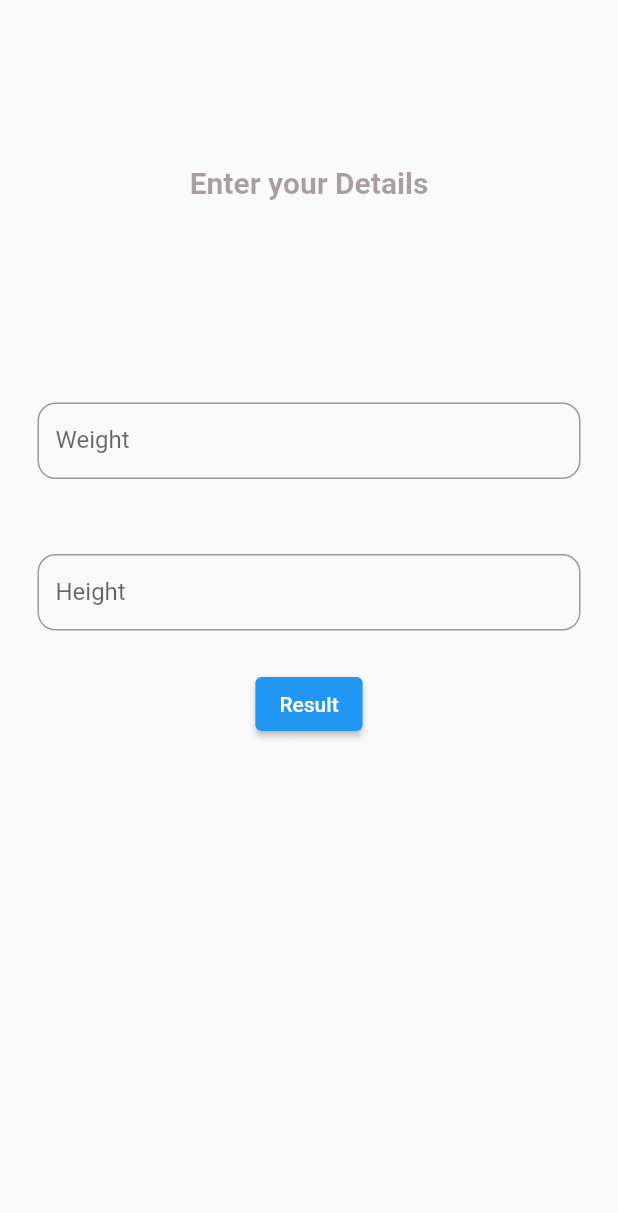
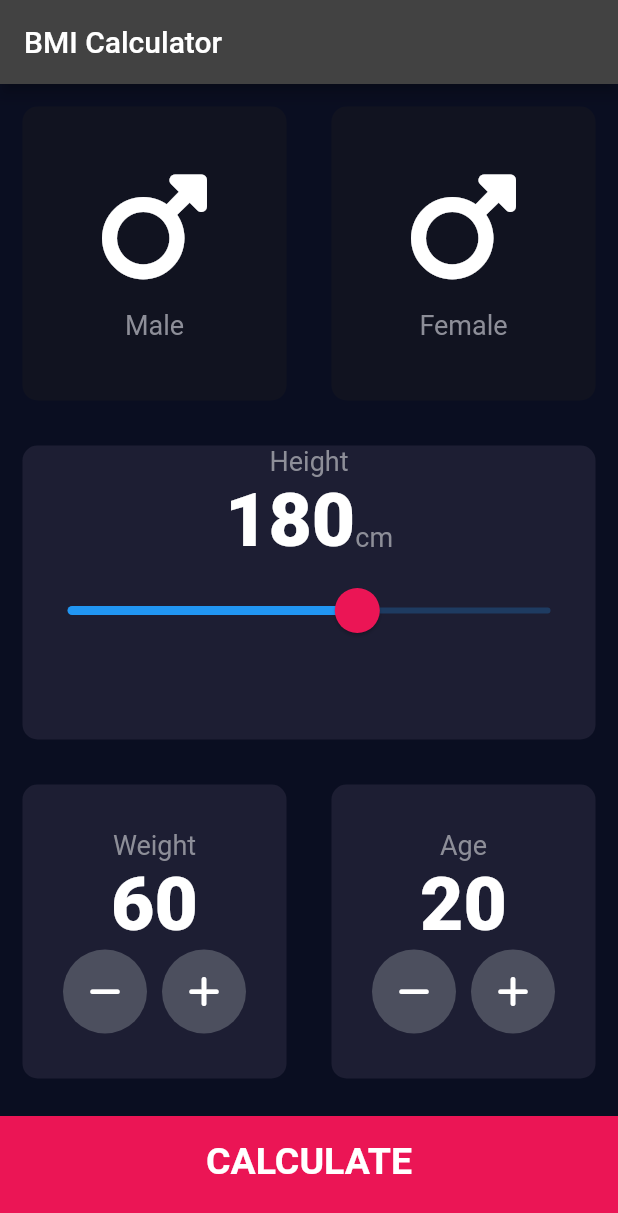
Before and after one commit to eyob31/BMI, a Flutter app: the screen it shows after launch, on a phone screen of 412 x 824 dp. Shown: the top 1213 px of the screen. Run offline on Flutter 3.47's test engine with Material 2 defaults, Android fonts, the phone set to English and light mode, and no system bars; our stand-ins replace font_awesome_flutter.

Commit message:
BMI Calculator

```diff
--- /dev/null
+++ b/lib/components/bottom_button.dart
@@ -0,0 +1,30 @@
+import 'package:bmi_calculator/constants.dart';
+import 'package:flutter/material.dart';
+
+class BottomButton extends StatelessWidget {
+  const BottomButton(
+      {super.key, required this.onClick, required this.buttonTitle});
+
+  final Function() onClick;
+  final String buttonTitle;
+
+  @override
+  Widget build(BuildContext context) {
+    return GestureDetector(
+      onTap: onClick,
+      child: Container(
+        color: kBottomContainerColor,
+        margin: const EdgeInsets.only(top: 10.0),
+        padding: const EdgeInsets.only(bottom: 20.0),
+        width: double.infinity,
+        height: kBottomContainerHeight,
+        child: Center(
+          child: Text(
+            buttonTitle,
+            style: kLargeButtonTextStyle,
+          ),
+        ),
+      ),
+    );
+  }
+}
--- /dev/null
+++ b/lib/components/icon_content.dart
@@ -0,0 +1,24 @@
+import 'package:bmi_calculator/constants.dart';
+import 'package:flutter/material.dart';
+
+class IconContent extends StatelessWidget {
+  const IconContent({super.key, required this.icon, required this.label});
+
+  final IconData icon;
+  final String label;
+
+  @override
+  Widget build(BuildContext context) {
+    return Column(
+      mainAxisAlignment: MainAxisAlignment.center,
+      children: <Widget>[
+        Icon(
+          icon,
+          size: 80.0,
+        ),
+        const SizedBox(height: 15.0),
+        Text(label, style: kLabelTextStyle),
+      ],
+    );
+  }
+}
--- /dev/null
+++ b/lib/components/reusable_card.dart
@@ -0,0 +1,26 @@
+import 'package:flutter/material.dart';
+
+class ReusableCard extends StatelessWidget {
+  const ReusableCard(
+      {super.key,
+      required this.color,
+      required this.cardChild,
+      required this.onPressed});
+  final Color color;
+  final Widget cardChild;
+  final Function() onPressed;
+  @override
+  Widget build(BuildContext context) {
+    return GestureDetector(
+      onTap: onPressed,
+      child: Container(
+        margin: const EdgeInsets.all(15.0),
+        decoration: BoxDecoration(
+          color: color,
+          borderRadius: BorderRadius.circular(10.0),
+        ),
+        child: cardChild,
+      ),
+    );
+  }
+}
--- /dev/null
+++ b/lib/components/round_icon_button.dart
@@ -0,0 +1,23 @@
+import 'package:flutter/material.dart';
+
+class RoundIconButton extends StatelessWidget {
+  const RoundIconButton(
+      {super.key, required this.icon, required this.onPressed});
+
+  final IconData icon;
+  final Function() onPressed;
+  @override
+  Widget build(BuildContext context) {
+    return RawMaterialButton(
+      elevation: 0.0,
+      onPressed: onPressed,
+      constraints: const BoxConstraints.tightFor(
+        width: 56.0,
+        height: 56.0,
+      ),
+      shape: const CircleBorder(),
+      fillColor: const Color(0xFF4C4F5E),
+      child: Icon(icon),
+    );
+  }
+}
--- /dev/null
+++ b/lib/constants.dart
@@ -0,0 +1,32 @@
+import 'package:flutter/material.dart';
+
+const kBottomContainerHeight = 80.0;
+
+const kActiveCardColor = Color(0xFF1D1E33);
+const kInactiveCardColor = Color(0xFF111320);
+const kBottomContainerColor = Color(0xFFEB1555);
+
+const kLabelTextStyle = TextStyle(
+  fontSize: 18.0,
+  color: Color(0xFF8D8E98),
+);
+
+const kNumberTextStyle = TextStyle(
+  fontSize: 50.0,
+  fontWeight: FontWeight.w900,
+);
+
+const kLargeButtonTextStyle =
+    TextStyle(fontSize: 25.0, fontWeight: FontWeight.bold);
+
+const kTitleTextStyle = TextStyle(
+  fontSize: 50.0,
+  fontWeight: FontWeight.bold,
+);
+
+const kResultTextStyle = TextStyle(
+    fontSize: 22.0, color: Color(0xFF24D876), fontWeight: FontWeight.bold);
+
+const kBMITextStyle = TextStyle(fontSize: 100.0, fontWeight: FontWeight.bold);
+
+const kBodyTextStyle = TextStyle(fontSize: 22.0);
--- a/lib/main.dart
+++ b/lib/main.dart
@@ -1,4 +1,4 @@
-import 'package:bmi_calculator/screens/splashPages/splash_screen.dart';
+import 'package:bmi_calculator/screens/calculator_screen.dart';
 import 'package:flutter/material.dart';
 
 void main() {
@@ -12,11 +12,13 @@ class MyApp extends StatelessWidget {
   @override
   Widget build(BuildContext context) {
     return MaterialApp(
-        debugShowCheckedModeBanner: false,
-        title: 'BMI Calculator',
-        theme: ThemeData(
-          primarySwatch: Colors.blue,
-        ),
-        home: const SplashScreen());
+      debugShowCheckedModeBanner: false,
+      title: 'BMI Calculator',
+      theme: ThemeData.dark().copyWith(
+        primaryColor: const Color(0xFF0A0E21),
+        scaffoldBackgroundColor: const Color(0xFF0A0E21),
+      ),
+      home: const CalculatorScreen(),
+    );
   }
 }
--- /dev/null
+++ b/lib/screens/calculator_screen.dart
@@ -0,0 +1,218 @@
+import 'package:bmi_calculator/components/bottom_button.dart';
+import 'package:bmi_calculator/components/icon_content.dart';
+import 'package:bmi_calculator/components/reusable_card.dart';
+import 'package:bmi_calculator/components/round_icon_button.dart';
+import 'package:bmi_calculator/constants.dart';
+import 'package:bmi_calculator/screens/result_screen.dart';
+import 'package:font_awesome_flutter/font_awesome_flutter.dart';
+import 'package:flutter/material.dart';
+
+import '../utils/calculate_bmi.dart';
+
+enum Gender {
+  male,
+  female,
+}
+
+class CalculatorScreen extends StatefulWidget {
+  const CalculatorScreen({super.key});
+
+  @override
+  State<CalculatorScreen> createState() => _CalculatorScreenState();
+}
+
+class _CalculatorScreenState extends State<CalculatorScreen> {
+  Gender? selectedGender;
+  int height = 180;
+  int weight = 60;
+  int age = 20;
+
+  @override
+  Widget build(BuildContext context) {
+    return Scaffold(
+      appBar: AppBar(
+        title: const Text('BMI Calculator'),
+      ),
+      body: Column(
+        mainAxisAlignment: MainAxisAlignment.end,
+        children: <Widget>[
+          //  Male and Female Container Buttons
+          Expanded(
+              child: Row(
+            children: [
+              // For the Male Container Button
+              Expanded(
+                child: ReusableCard(
+                  onPressed: () {
+                    setState(() {
+                      selectedGender = Gender.male;
+                    });
+                  },
+                  color: selectedGender == Gender.male
+                      ? kActiveCardColor
+                      : kInactiveCardColor,
+                  cardChild: const IconContent(
+                      icon: FontAwesomeIcons.mars, label: 'Male'),
+                ),
+              ),
+              // For the Female Container Button
+              Expanded(
+                child: ReusableCard(
+                  onPressed: () {
+                    setState(() {
+                      selectedGender = Gender.female;
+                    });
+                  },
+                  color: selectedGender == Gender.female
+                      ? kActiveCardColor
+                      : kInactiveCardColor,
+                  cardChild: const IconContent(
+                      icon: FontAwesomeIcons.mars, label: 'Female'),
+                ),
+              ),
+            ],
+          )),
+
+          // The Slider for the Height
+          Expanded(
+            child: ReusableCard(
+              color: kActiveCardColor,
+              cardChild: Column(
+                children: [
+                  const Text('Height', style: kLabelTextStyle),
+                  Row(
+                    mainAxisAlignment: MainAxisAlignment.center,
+                    crossAxisAlignment: CrossAxisAlignment.baseline,
+                    textBaseline: TextBaseline.alphabetic,
+                    children: [
+                      Text(
+                        height.toString(),
+                        style: kNumberTextStyle,
+                      ),
+                      const Text(
+                        'cm',
+                        style: kLabelTextStyle,
+                      )
+                    ],
+                  ),
+                  // Slider
+                  SliderTheme(
+                      data: SliderTheme.of(context).copyWith(
+                        inactiveTickMarkColor: const Color(0xFF8D8E98),
+                        activeTickMarkColor: Colors.white,
+                        thumbColor: const Color(0xFFEB1555),
+                        overlayColor: const Color(0x29EB1555),
+                        thumbShape: const RoundSliderThumbShape(
+                            enabledThumbRadius: 15.0),
+                        overlayShape:
+                            const RoundSliderOverlayShape(overlayRadius: 30.0),
+                      ),
+                      child: Slider(
+                        value: height.toDouble(),
+                        min: 120.0,
+                        max: 220.0,
+                        onChanged: (double newValue) {
+                          height = newValue.round();
+                        },
+                      ))
+                ],
+              ),
+              onPressed: () {},
+            ),
+          ),
+
+          // Weight and Age Container Buttons
+          Expanded(
+              child: Row(children: [
+            //  the Weight container button
+            Expanded(
+                child: ReusableCard(
+              color: kActiveCardColor,
+              cardChild: Column(
+                  mainAxisAlignment: MainAxisAlignment.center,
+                  children: [
+                    const Text('Weight', style: kLabelTextStyle),
+                    Text(
+                      weight.toString(),
+                      style: kNumberTextStyle,
+                    ),
+                    Row(mainAxisAlignment: MainAxisAlignment.center, children: [
+                      // Minus Button
+                      RoundIconButton(
+                          icon: FontAwesomeIcons.minus,
+                          onPressed: () {
+                            setState(() {
+                              weight--;
+                            });
+                          }),
+                      const SizedBox(width: 10.0),
+                      // Plus button
+                      RoundIconButton(
+                          icon: FontAwesomeIcons.plus,
+                          onPressed: () {
+                            setState(() {
+                              weight++;
+                            });
+                          }),
+                    ]),
+                  ]),
+              onPressed: () {},
+            )),
+
+            //   Age Container Button
+
+            Expanded(
+                child: ReusableCard(
+              color: kActiveCardColor,
+              cardChild: Column(
+                  mainAxisAlignment: MainAxisAlignment.center,
+                  children: [
+                    const Text('Age', style: kLabelTextStyle),
+                    Text(
+                      age.toString(),
+                      style: kNumberTextStyle,
+                    ),
+                    Row(mainAxisAlignment: MainAxisAlignment.center, children: [
+                      // Minus Button
+                      RoundIconButton(
+                          icon: FontAwesomeIcons.minus,
+                          onPressed: () {
+                            setState(() {
+                              age--;
+                            });
+                          }),
+                      const SizedBox(width: 10.0),
+                      // Plus button
+                      RoundIconButton(
+                          icon: FontAwesomeIcons.plus,
+                          onPressed: () {
+                            setState(() {
+                              age++;
+                            });
+                          }),
+                    ]),
+                  ]),
+              onPressed: () {},
+            ))
+          ])),
+          // The Calculate Button
+          BottomButton(
+            buttonTitle: 'CALCULATE',
+            onClick: () {
+              BmiLogic calc = BmiLogic(height: height, weight: weight);
+              Navigator.push(
+                  context,
+                  MaterialPageRoute(
+                    builder: (context) => ResultPage(
+                      bmiResult: calc.calculateBMI(),
+                      resultText: calc.getResult(),
+                      interpretation: calc.getInterpretation(),
+                    ),
+                  ));
+            },
+          )
+        ],
+      ),
+    );
+  }
+}
--- a/lib/screens/homePages/home_page.dart
+++ /dev/null
@@ -1,110 +0,0 @@
-import 'package:flutter/material.dart';
-
-class HomePage extends StatefulWidget {
-  const HomePage({super.key});
-
-  @override
-  State<HomePage> createState() => _HomePageState();
-}
-
-class _HomePageState extends State<HomePage> {
-  final weightController = TextEditingController();
-  final heightController = TextEditingController();
-
-  @override
-  void dispose() {
-    weightController.dispose();
-    heightController.dispose();
-    super.dispose();
-  }
-
-  @override
-  Widget build(BuildContext context) {
-    return Scaffold(
-        body: SafeArea(
-      child: Column(
-        crossAxisAlignment: CrossAxisAlignment.center,
-        mainAxisAlignment: MainAxisAlignment.center,
-        children: [
-          const Spacer(),
-          const Text('Enter your Details',
-              style: TextStyle(
-                  color: Color.fromARGB(96, 41, 3, 8),
-                  fontSize: 20,
-                  fontWeight: FontWeight.w600,
-                  fontStyle: FontStyle.normal)),
-          const Spacer(),
-          Padding(
-            padding: const EdgeInsets.all(25.0),
-            child: TextField(
-              controller: weightController,
-              textAlign: TextAlign.center,
-              keyboardType: TextInputType.number,
-              decoration: const InputDecoration(
-                  border: OutlineInputBorder(
-                      borderSide:
-                          BorderSide(color: Color.fromARGB(96, 41, 3, 8)),
-                      gapPadding: 10.0,
-                      borderRadius: BorderRadius.all(Radius.circular(12))),
-                  isDense: true,
-                  label: Text('Weight'),
-                  hintText: '65'),
-            ),
-          ),
-          Padding(
-            padding: const EdgeInsets.all(25.0),
-            child: TextField(
-              controller: heightController,
-              textAlign: TextAlign.center,
-              keyboardType: TextInputType.number,
-              decoration: const InputDecoration(
-                  border: OutlineInputBorder(
-                      borderSide:
-                          BorderSide(color: Color.fromARGB(96, 41, 3, 8)),
-                      gapPadding: 10.0,
-                      borderRadius: BorderRadius.all(Radius.circular(12))),
-                  isDense: true,
-                  label: Text('Height'),
-                  hintText: '1.75'),
-            ),
-          ),
-          ElevatedButton(
-              focusNode: FocusNode(descendantsAreFocusable: false),
-              onPressed: () {
-                showModalBottomSheet(
-                    backgroundColor: Colors.transparent,
-                    barrierColor: Colors.transparent,
-                    context: context,
-                    builder: (_) {
-                      return Container(
-                        color: Colors.black54,
-                        child: Column(
-                            mainAxisAlignment: MainAxisAlignment.center,
-                            children: const [
-                              Text('Your BMI is',
-                                  style: TextStyle(
-                                      color: Color.fromARGB(255, 206, 218, 228),
-                                      fontSize: 20)),
-                            ]),
-                      );
-                    });
-
-                // showDialog(
-                //     context: context,
-                //     builder: (context) {
-                //       return AlertDialog(
-                //         content: Text(weightController.text),
-                //         actions: [Text(heightController.text)],
-                //       );
-                //     });
-              },
-              style: const ButtonStyle(),
-              child: const Text('Result')),
-          const Spacer(
-            flex: 3,
-          ),
-        ],
-      ),
-    ));
-  }
-}
--- /dev/null
+++ b/lib/utils/calculate_bmi.dart
@@ -0,0 +1,35 @@
+import 'dart:math';
+
+class BmiLogic {
+  final int height;
+  final int weight;
+
+  BmiLogic({required this.height, required this.weight});
+
+  double? _bmi;
+
+  String calculateBMI() {
+    _bmi = weight / pow(height / 100, 2);
+    return _bmi!.toStringAsFixed(1);
+  }
+
+  String getResult() {
+    if (_bmi! >= 25) {
+      return 'Overweight';
+    } else if (_bmi! > 18.5) {
+      return 'Normal';
+    } else {
+      return 'Underweight';
+    }
+  }
+
+  String getInterpretation() {
+    if (_bmi! >= 25) {
+      return 'You have a higher than Normal body weight. Try to exercise more.\n Sport and Eat';
+    } else if (_bmi! > 18.5) {
+      return 'You have a Normal body weight. Good Job!\n Perfect';
+    } else {
+      return 'You have a lower than Normal body weight. You can eat a bit more. \n Eat Drink Chew';
+    }
+  }
+}
--- a/pubspec.yaml
+++ b/pubspec.yaml
@@ -46,6 +46,7 @@ dev_dependencies:
   # package. See that file for information about deactivating specific lint
   # rules and activating additional ones.
   flutter_lints: ^2.0.0
+  font_awesome_flutter: ^10.4.0
 
 # For information on the generic Dart part of this file, see the
 # following page: https://dart.dev/tools/pub/pubspec
```
Also changed, not shown: lib/screens/result_screen.dart (added, +66 -0 lines), lib/screens/splashPages/splash_body.dart (deleted, +0 -35 lines), lib/screens/splashPages/splash_screen.dart (deleted, +0 -32 lines), pubspec.lock, 1 other file.
